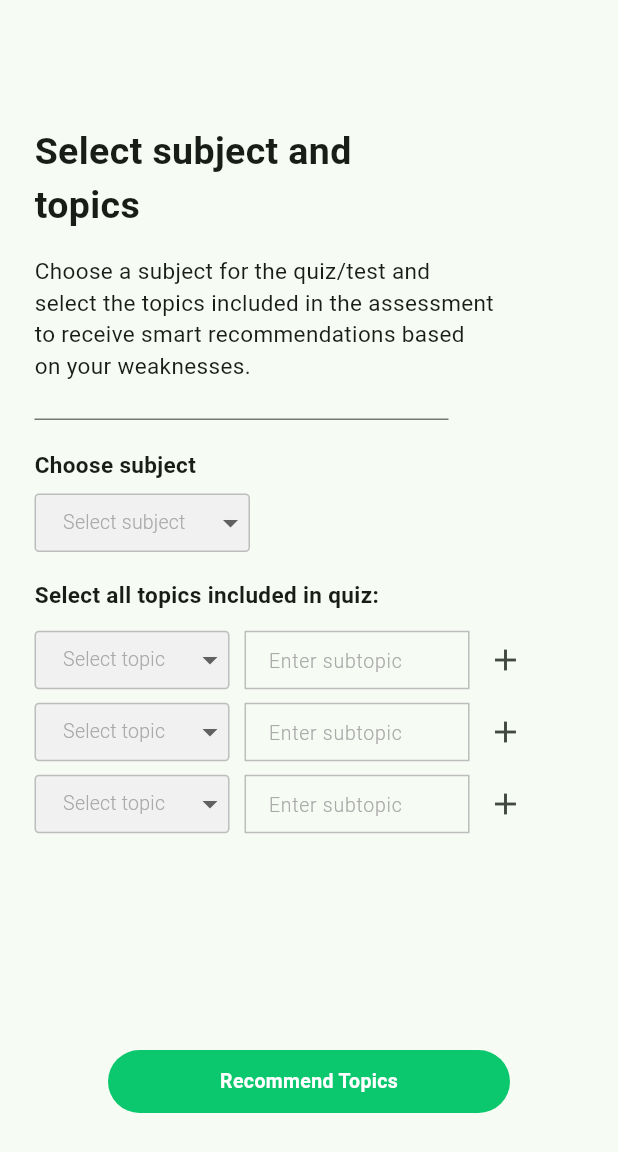
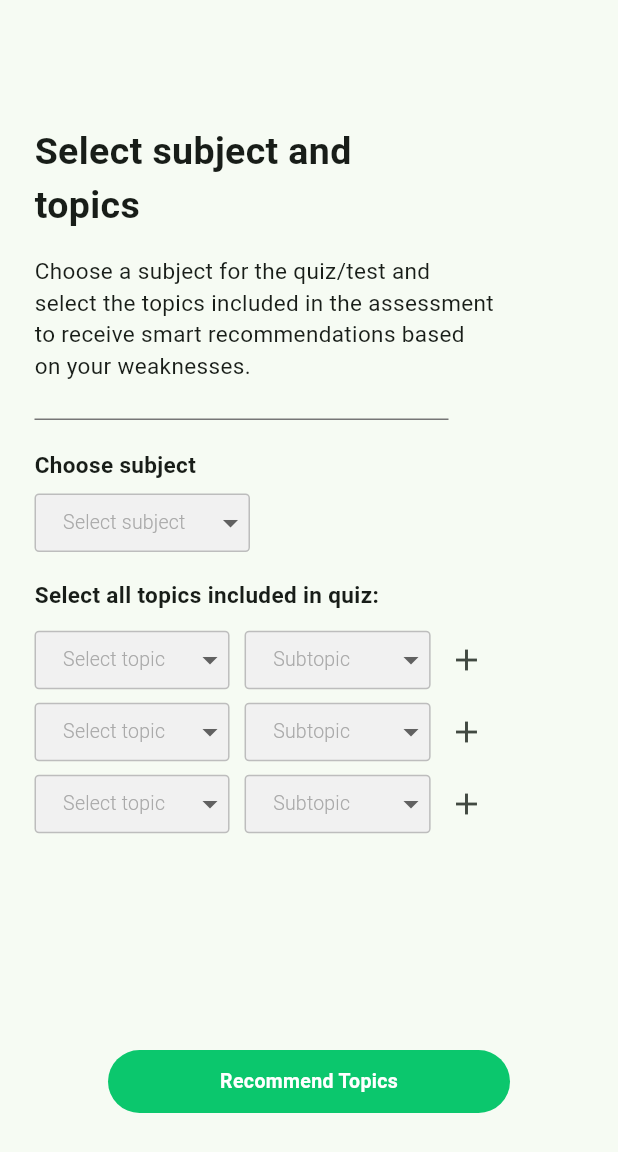
Before and after one commit to imranahmad2k1/spa-app, a Flutter app: the SelectSubjectTopicsView screen opened by its route, on a phone screen of 412 x 824 dp. Shown: the top 1152 px of the screen. Run offline on Flutter 3.47's test engine with Material 2 defaults, Android fonts, the phone set to English and light mode, and no system bars; our stand-ins replace carousel_slider.

Commit message:
minor changes

```diff
--- /dev/null
+++ b/lib/components/custom_quiztopic_dropdown.dart
@@ -0,0 +1,118 @@
+import 'package:flutter/material.dart';
+import 'package:student_personal_assistant/constants/colors.dart';
+
+class CustomQuizTopicDropdown extends StatelessWidget {
+  const CustomQuizTopicDropdown({super.key});
+
+  @override
+  Widget build(BuildContext context) {
+    // Initial Selected Value
+    String dropdownvalue = 'Select topic';
+    String sdropdownvalue = 'Subtopic';
+
+    // List of items in our dropdown menu
+    var items = [
+      'Select topic',
+      'Topic 1',
+      'Topic 2',
+      'Topic 3',
+      'Topic 4',
+      'Topic 5',
+    ];
+    var sitems = [
+      'Subtopic',
+      'Subtopic 1',
+      'Subtopic 2',
+      'Subtopic 3',
+      'Subtopic 4',
+      'Subtopic 5',
+    ];
+    return Column(
+      children: [
+        Row(
+          children: [
+            Container(
+              decoration: BoxDecoration(
+                border: Border.all(color: const Color(borderColor)),
+                borderRadius: BorderRadius.circular(3.0),
+                color: const Color(fieldBackgroundColor),
+              ),
+              child: DropdownButtonHideUnderline(
+                child: SizedBox(
+                  height: 37,
+                  child: DropdownButton(
+                    value: dropdownvalue,
+                    items: items.map((String items) {
+                      return DropdownMenuItem(
+                        value: items,
+                        child: Container(
+                          // width: 230,
+                          margin: const EdgeInsets.symmetric(
+                            horizontal: 18,
+                          ),
+                          child: Text(
+                            items,
+                            style: const TextStyle(
+                              fontSize: 13,
+                              fontWeight: FontWeight.w300,
+                              color: Color(fieldUnselectedTextColor),
+                            ),
+                          ),
+                        ),
+                      );
+                    }).toList(),
+                    onChanged: (String? value) {},
+                  ),
+                ),
+              ),
+            ),
+            const SizedBox(
+              width: 10,
+            ),
+            Container(
+              decoration: BoxDecoration(
+                border: Border.all(color: const Color(borderColor)),
+                borderRadius: BorderRadius.circular(3.0),
+                color: const Color(fieldBackgroundColor),
+              ),
+              child: DropdownButtonHideUnderline(
+                child: SizedBox(
+                  height: 37,
+                  child: DropdownButton(
+                    value: sdropdownvalue,
+                    items: sitems.map((String sitems) {
+                      return DropdownMenuItem(
+                        value: sitems,
+                        child: Container(
+                          // width: 230,
+                          margin: const EdgeInsets.symmetric(
+                            horizontal: 18,
+                          ),
+                          child: Text(
+                            sitems,
+                            style: const TextStyle(
+                              fontSize: 13,
+                              fontWeight: FontWeight.w300,
+                              color: Color(fieldUnselectedTextColor),
+                            ),
+                          ),
+                        ),
+                      );
+                    }).toList(),
+                    onChanged: (String? value) {},
+                  ),
+                ),
+              ),
+            ),
+            IconButton(
+                onPressed: () {},
+                icon: const Icon(
+                  Icons.add,
+                  size: 24,
+                )),
+          ],
+        ),
+      ],
+    );
+  }
+}
--- a/lib/main.dart
+++ b/lib/main.dart
@@ -18,7 +18,7 @@ void main() {
       uploadOutlinesRoute: (context) => const UploadCourseOutlinesView(),
       homepageRoute: (context) => const HomepageView(),
       reviseRoute: (context) => const ReviseView(),
-      studiedTodayRoute: (context) => const SelectSubjectTopicsView(),
+      studiedTodayRoute: (context) => const StudiedTodayView(),
       recommendRoute: (context) => const RecommendedTopicsView(),
       studyRoute: (context) => const StudyView(),
       recommendSubjectsRoute: (context) => const RecommendedSubjectsView(),
--- a/lib/views/homepage_view.dart
+++ b/lib/views/homepage_view.dart
@@ -27,7 +27,8 @@ class _HomepageViewState extends State<HomepageView> {
             setState(() {
               currentPageIndex = index;
             });
-          }, selectedIndex: currentPageIndex,
+          },
+          selectedIndex: currentPageIndex,
         ),
         body: <Widget>[
           Container(
@@ -36,7 +37,7 @@ class _HomepageViewState extends State<HomepageView> {
               crossAxisAlignment: CrossAxisAlignment.start,
               children: [
                 SizedBox(height: 91),
-                CustomHeading(text: "Welcome,\nUsername"),
+                CustomHeading(text: "Welcome,\nImran!"),
                 SizedBox(height: 15),
                 CustomText(
                     text:
--- a/lib/views/quiz/select_subject_topics_view.dart
+++ b/lib/views/quiz/select_subject_topics_view.dart
@@ -3,7 +3,7 @@ import 'package:student_personal_assistant/components/custom_button.dart';
 import 'package:student_personal_assistant/components/custom_divider.dart';
 import 'package:student_personal_assistant/components/custom_heading.dart';
 import 'package:student_personal_assistant/components/custom_text.dart';
-import 'package:student_personal_assistant/components/custom_topic_dropdown.dart';
+import 'package:student_personal_assistant/components/custom_quiztopic_dropdown.dart';
 import 'package:student_personal_assistant/constants/colors.dart';
 import 'package:student_personal_assistant/constants/routes.dart';
 
@@ -98,9 +98,9 @@ class _SelectSubjectTopicsViewState extends State<SelectSubjectTopicsView> {
               ),
             ),
             const SizedBox(height: 9),
-            const CustomTopicDropdown(),
-            const CustomTopicDropdown(),
-            const CustomTopicDropdown(),
+            const CustomQuizTopicDropdown(), //Enter subtopic should be dropdown
+            const CustomQuizTopicDropdown(),
+            const CustomQuizTopicDropdown(),
             const SizedBox(height: 140),
             Center(
               child: CustomButton(
--- a/lib/views/revise/revise_view.dart
+++ b/lib/views/revise/revise_view.dart
@@ -25,7 +25,7 @@ class ReviseView extends StatelessWidget {
           ),
           const CustomText(
             text:
-                'Review what you have studied today \nand set understanding level',
+                'Review what you have studied today \nand set your understanding level in the topics you have studied',
             alignLeft: false,
           ),
           const SizedBox(
```
